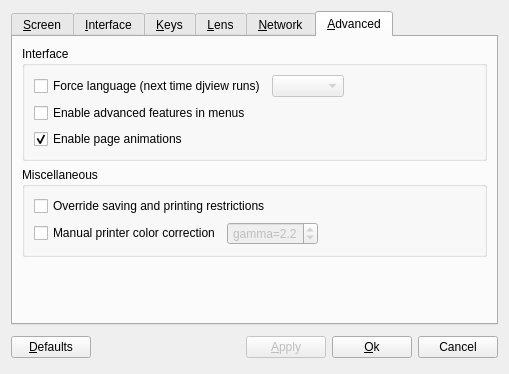
Qt form src/qdjviewprefsdialog.ui (barak/djview4) before a commit.
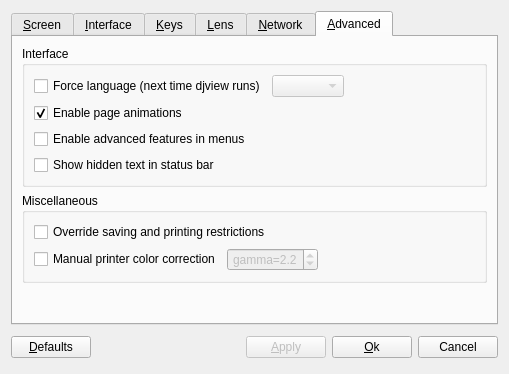
The same form after that commit. The open tabs and pages were chosen to show the change. Custom widgets are drawn as their Qt base class.

Commit message:
Revert "Removed optional text display in status bar"
This reverts commit dd699f8282c4d042945fe48caa7d412230f51306.

Conflicts:

	src/qdjview.cpp
	src/qdjviewprefs.cpp
	src/qdjviewprefsdialog.ui

```diff
--- a/src/qdjviewprefsdialog.ui
+++ b/src/qdjviewprefsdialog.ui
@@ -1092,13 +1092,6 @@
             </item>
            </layout>
           </item>
-          <item>
-           <widget class="QCheckBox" name="advancedCheckBox">
-            <property name="text">
-             <string>Enable advanced features in menus</string>
-            </property>
-           </widget>
-          </item>
           <item>
            <widget class="QCheckBox" name="animationCheckBox">
             <property name="text">
@@ -1109,6 +1102,20 @@
             </property>
            </widget>
           </item>
+          <item>
+           <widget class="QCheckBox" name="advancedCheckBox">
+            <property name="text">
+             <string>Enable advanced features in menus</string>
+            </property>
+           </widget>
+          </item>
+          <item>
+           <widget class="QCheckBox" name="textLabelCheckBox">
+            <property name="text">
+             <string>Show hidden text in status bar</string>
+            </property>
+           </widget>
+          </item>
          </layout>
         </widget>
        </item>
```
Left out of the diff: 3 changed lines with no effect on the pictures. The commit also changes 11 other files.
